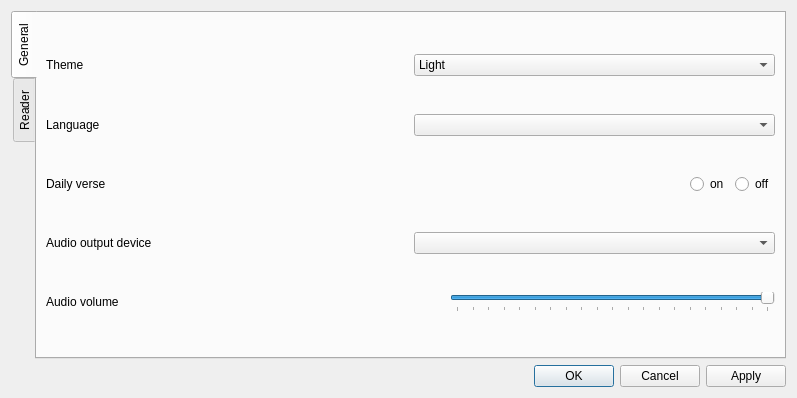
First picture: the form in src/core/settingsdialog.ui, repository 0xzer0x/quran-companion, before the edit.
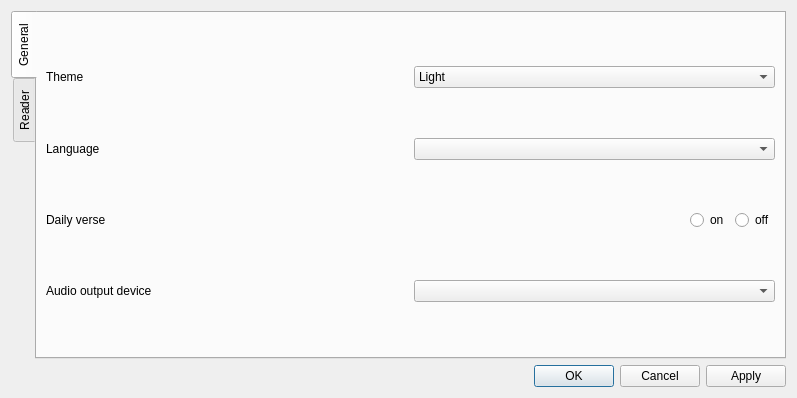
Second picture: the form after the edit.

Commit message: UI fonts & move volume slider to main window

```diff
--- a/src/core/settingsdialog.ui
+++ b/src/core/settingsdialog.ui
@@ -131,64 +131,6 @@
          </item>
         </layout>
        </item>
-       <item>
-        <layout class="QHBoxLayout" name="horizontalLayout_15">
-         <item>
-          <widget class="QLabel" name="lbVolume">
-           <property name="text">
-            <string>Audio volume</string>
-           </property>
-          </widget>
-         </item>
-         <item>
-          <spacer name="horizontalSpacer">
-           <property name="orientation">
-            <enum>Qt::Horizontal</enum>
-           </property>
-           <property name="sizeHint" stdset="0">
-            <size>
-             <width>40</width>
-             <height>20</height>
-            </size>
-           </property>
-          </spacer>
-         </item>
-         <item>
-          <widget class="QSlider" name="sldrVolume">
-           <property name="maximum">
-            <number>100</number>
-           </property>
-           <property name="singleStep">
-            <number>5</number>
-           </property>
-           <property name="pageStep">
-            <number>10</number>
-           </property>
-           <property name="value">
-            <number>100</number>
-           </property>
-           <property name="sliderPosition">
-            <number>100</number>
-           </property>
-           <property name="orientation">
-            <enum>Qt::Horizontal</enum>
-           </property>
-           <property name="invertedAppearance">
-            <bool>false</bool>
-           </property>
-           <property name="invertedControls">
-            <bool>false</bool>
-           </property>
-           <property name="tickPosition">
-            <enum>QSlider::TicksBelow</enum>
-           </property>
-           <property name="tickInterval">
-            <number>5</number>
-           </property>
-          </widget>
-         </item>
-        </layout>
-       </item>
       </layout>
      </widget>
      <widget class="QWidget" name="readerTab">
```
The commit also changes 10 other files.
